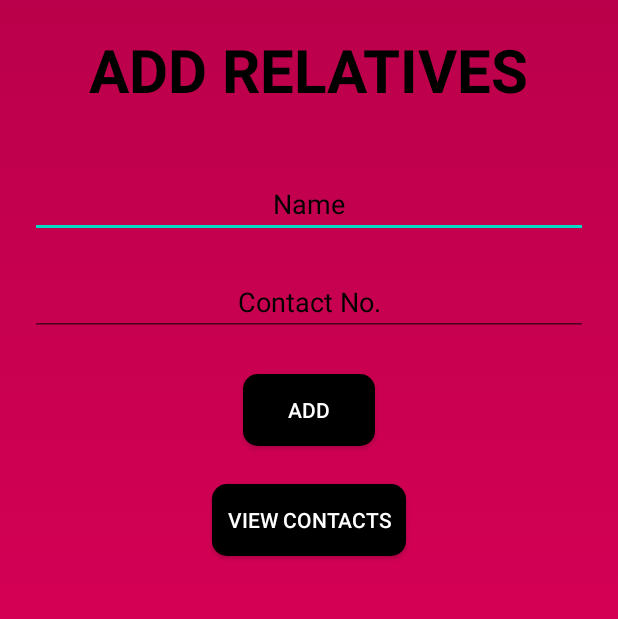
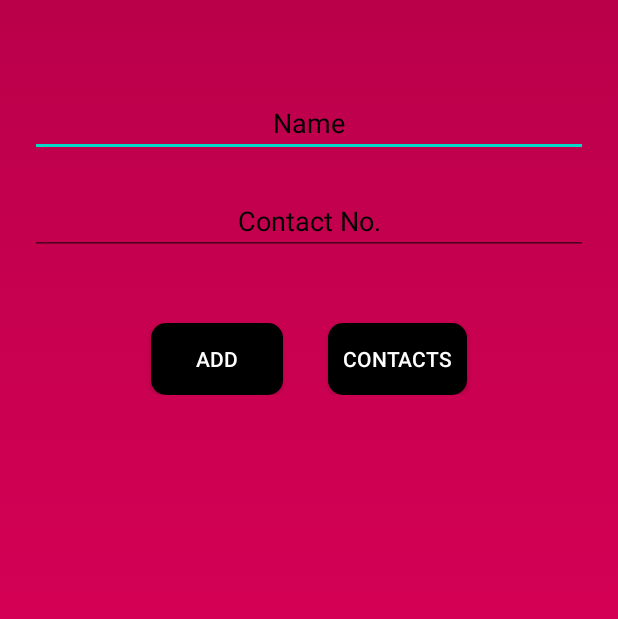
Before and after one commit to priyalbhatewara123/SHE--Live-Without-Fear, an Android app: the addrelative screen opened directly, with no data from a screen before it, on a phone screen of 412 x 824 dp, the part 181-800 px from its top. Run offline under Robolectric (Android 15) with nearby library versions, the light colour scheme and no system bars; our stand-ins replace Firebase (no records; nobody signed in at launch, a user with empty details on screens opened directly); libraries missing offline, so code that uses them is left out: com.google.firestore.admin; 1 statement that could not run was skipped.

Commit message:
Second commit

```diff
--- a/app/build.gradle
+++ b/app/build.gradle
@@ -1,4 +1,5 @@
 apply plugin: 'com.android.application'
+apply plugin: 'com.google.gms.google-services'
 
 android {
     compileSdkVersion 29
@@ -10,6 +11,7 @@ android {
         targetSdkVersion 29
         versionCode 1
         versionName "1.0"
+        multiDexEnabled true
 
         testInstrumentationRunner "androidx.test.runner.AndroidJUnitRunner"
     }
@@ -28,8 +30,12 @@ dependencies {
 
     implementation 'androidx.appcompat:appcompat:1.1.0'
     implementation 'androidx.constraintlayout:constraintlayout:1.1.3'
+    implementation 'com.google.firebase:firebase-auth:16.0.5'
+    implementation 'com.google.firebase:firebase-database:16.0.4'
+    implementation 'com.google.firebase:firebase-firestore:17.1.2'
     testImplementation 'junit:junit:4.12'
     androidTestImplementation 'androidx.test.ext:junit:1.1.1'
     androidTestImplementation 'androidx.test.espresso:espresso-core:3.2.0'
     implementation "androidx.cardview:cardview:1.0.0"
+    implementation 'com.google.android.gms:play-services-location:17.0.0'
 }
--- a/app/src/main/java/com/example/she/addrelative.java
+++ b/app/src/main/java/com/example/she/addrelative.java
@@ -1,14 +1,71 @@
 package com.example.she;
 
+import androidx.annotation.NonNull;
 import androidx.appcompat.app.AppCompatActivity;
 
+import android.content.Intent;
+import android.database.Cursor;
 import android.os.Bundle;
+import android.view.View;
+import android.widget.Button;
+import android.widget.EditText;
+import android.widget.ProgressBar;
+import android.widget.Toast;
+
+import com.google.android.gms.tasks.OnFailureListener;
+import com.google.android.gms.tasks.OnSuccessListener;
+import com.google.firebase.firestore.FirebaseFirestore;
+import com.google.firestore.admin.v1beta1.Progress;
 
 public class addrelative extends AppCompatActivity {
+    EditText edt_name , edt_num ;
+    Button add , contacts ;
+    DatabaseHandler db;
+
 
     @Override
     protected void onCreate(Bundle savedInstanceState) {
         super.onCreate(savedInstanceState);
         setContentView(R.layout.activity_addrelative);
+        edt_name = findViewById(R.id.et8);
+        edt_num = findViewById(R.id.et9);
+        add = findViewById(R.id.b3);
+        contacts = findViewById(R.id.b4);
+        db = new DatabaseHandler(this);
+        add.setOnClickListener(new View.OnClickListener() {
+            @Override
+            public void onClick(View v) {
+                String name = edt_name.getText().toString();
+                String number = edt_num.getText().toString();
+                if(edt_name.length() != 0 && edt_num.length() !=0){
+                    boolean isInserted = db.insertData(name,number);
+                    if(isInserted){
+                        edt_name.setText(" ");
+                        edt_num.setText(" ");
+                        Toast.makeText(addrelative.this, "Contact added successfully!", Toast.LENGTH_SHORT).show();
+                    }
+                    else
+                        Toast.makeText(addrelative.this, "Something went wrong!", Toast.LENGTH_SHORT).show();
+                }
+                else
+                    Toast.makeText(addrelative.this, "Please enter correct data", Toast.LENGTH_SHORT).show();
+            }
+        });
+
+        contacts.setOnClickListener(new View.OnClickListener() {
+            @Override
+            public void onClick(View v) {
+                Cursor cursor = db.getAllContacts();
+                if(cursor.getCount() == 0){
+                    Toast.makeText(addrelative.this, "No Contacts added", Toast.LENGTH_SHORT).show();
+                }
+                else {
+                    startActivity(new Intent(addrelative.this,ViewContacts.class));
+                }
+
+            }
+        });
+
+
     }
 }
--- a/app/src/main/java/com/example/she/siren.java
+++ b/app/src/main/java/com/example/she/siren.java
@@ -21,6 +21,7 @@ public class siren extends AppCompatActivity {
     public void play(View view) {
         if (player == null) {
             player = MediaPlayer.create(this, R.raw.policesiren);
+            player.setLooping(true);
             player.setOnCompletionListener(new MediaPlayer.OnCompletionListener() {
                 @Override
                 public void onCompletion(MediaPlayer mp) {
--- a/app/src/main/res/layout/activity_addrelative.xml
+++ b/app/src/main/res/layout/activity_addrelative.xml
@@ -16,26 +16,18 @@
         android:layout_marginTop="20dp"/>
 
 
-    <TextView
-        android:layout_width="wrap_content"
-        android:layout_height="wrap_content"
-        android:text="ADD RELATIVES"
-        android:textColor="#000000"
-        android:textSize="40sp"
-        android:layout_marginTop="20dp"
-        android:textStyle="bold"
-        />
 
     <EditText
         android:layout_width="match_parent"
         android:layout_height="wrap_content"
-        android:layout_marginTop="40dp"
+        android:layout_marginTop="60dp"
         android:hint="Name"
         android:layout_marginHorizontal="20dp"
         android:textColorHint="#000000"
         android:textAlignment="center"
         android:layout_gravity="center_horizontal"
-        android:id="@+id/et8"/>
+        android:id="@+id/et8"
+        android:inputType="textPersonName"/>
 
     <EditText
         android:layout_width="match_parent"
@@ -46,8 +38,17 @@
         android:textColorHint="#000000"
         android:textAlignment="center"
         android:layout_gravity="center_horizontal"
-        android:id="@+id/et9"/>
+        android:id="@+id/et9"
+        android:inputType="phone"/>
 
+
+    <RelativeLayout
+        android:layout_width="match_parent"
+        android:layout_height="wrap_content"
+        android:id="@+id/rl3"
+        android:layout_marginTop="20dp"
+        android:gravity="center"
+        >
 
         <Button
             android:layout_width="wrap_content"
@@ -62,11 +63,25 @@
             android:layout_width="wrap_content"
             android:layout_height="wrap_content"
             android:background="@drawable/button"
-        android:text="VIEW CONTACTS"
+            android:text="Contacts"
             android:layout_marginTop="25dp"
-        android:padding="10dp"
             android:textColor="#ffffff"
-        android:id="@+id/b4"/>
+            android:id="@+id/b4"
+            android:layout_toRightOf="@+id/b3"
+            android:layout_marginLeft="30dp"
+            android:padding="10dp"/>
+
+    </RelativeLayout>
+
+
+    <ProgressBar
+        android:layout_width="match_parent"
+        android:layout_height="wrap_content"
+        android:layout_marginTop="20dp"
+        android:id="@+id/pb3"
+        android:visibility="invisible"
+        android:layout_marginBottom="10dp"/>
+
 
 
 </LinearLayout>
--- a/build.gradle
+++ b/build.gradle
@@ -9,6 +9,7 @@ buildscript {
     }
     dependencies {
         classpath 'com.android.tools.build:gradle:3.6.3'
+        classpath 'com.google.gms:google-services:4.2.0'
 
 
         // NOTE: Do not place your application dependencies here; they belong
```
Also changed, not shown: app/src/main/AndroidManifest.xml (+8 -4 lines), app/src/main/java/com/example/she/MainActivity.java (+22 -1 lines), app/src/main/java/com/example/she/Registration.java (+84 -5 lines), app/src/main/java/com/example/she/login.java (+56 -3 lines), app/src/main/res/layout/activity_login.xml (+14 -3 lines), app/src/main/res/layout/activity_main.xml (+46 -46 lines), app/src/main/res/layout/activity_registration.xml (+28 -28 lines). Lines whose indentation alone changed are shown as unchanged.
